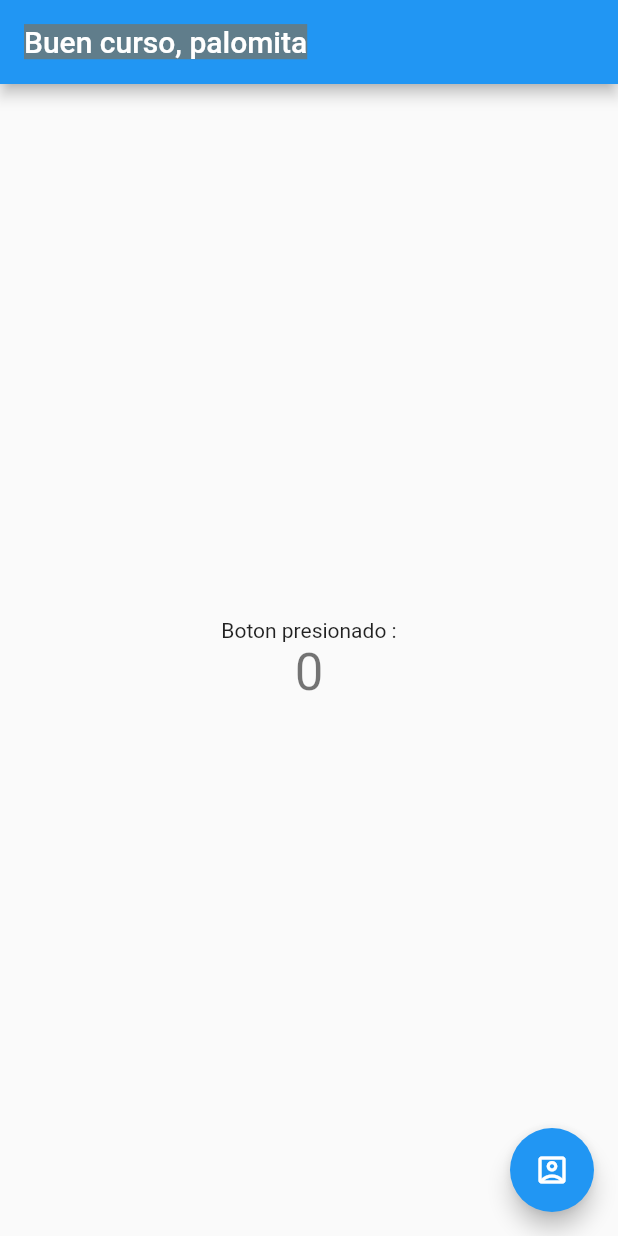
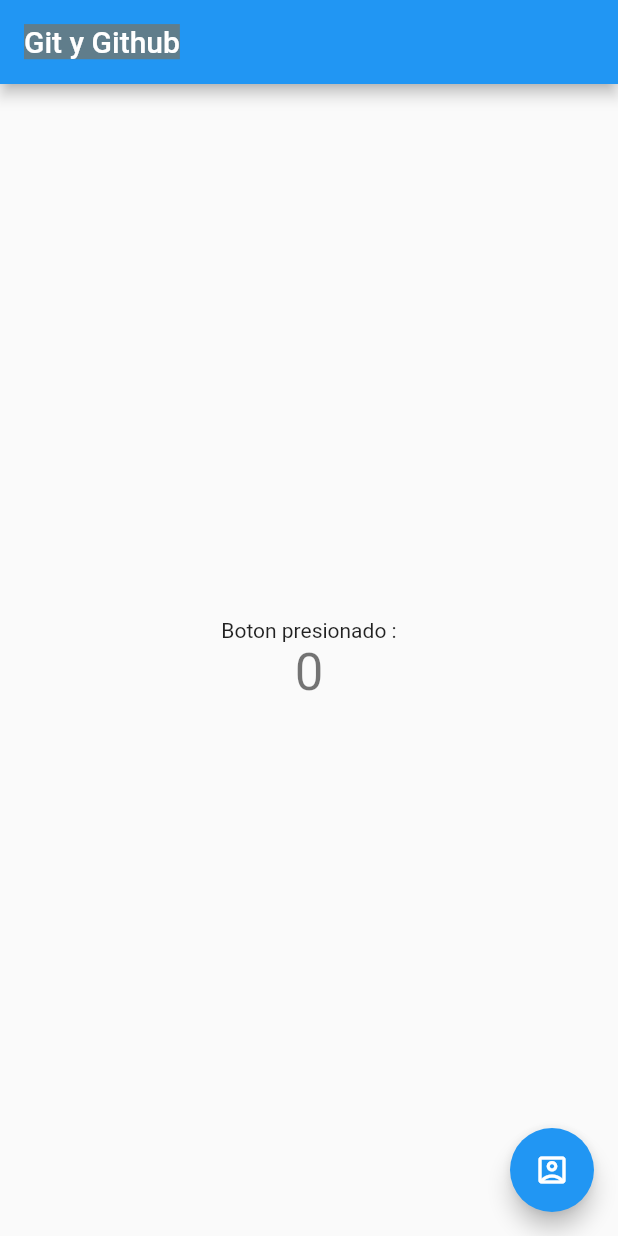
Before and after one commit to spartanfenix/Git_GitHub, a Flutter app: the screen it shows after launch, on a phone screen of 412 x 824 dp. Run offline on Flutter 3.47's test engine with Material 2 defaults, Android fonts, the phone set to English and light mode, and no system bars.

Commit message:
Cambien el titulo de nuevo

```diff
--- a/lib/main.dart
+++ b/lib/main.dart
@@ -13,7 +13,7 @@ class MyApp extends StatelessWidget {
       theme: ThemeData(
         primarySwatch: Colors.blue,
       ),
-      home: MyHomePage(title: 'Buen curso, palomita'),
+      home: MyHomePage(title: 'Git y Github'),
     );
   }
 }
```
